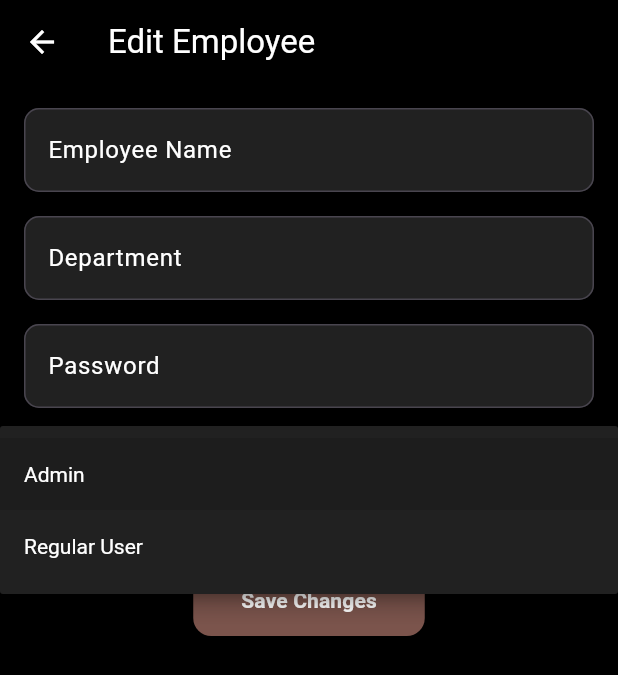
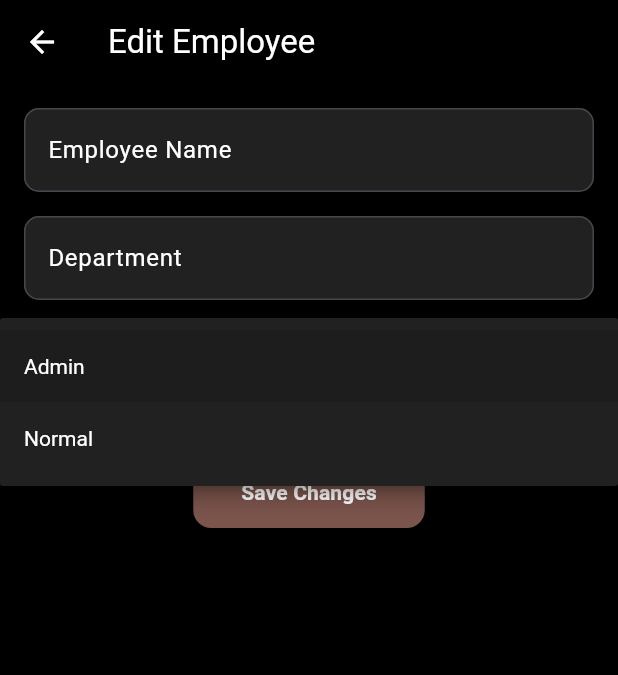
Before and after one commit to SLB-Capstone-Project/SLB_Capstone, a Flutter app: the EditEmployeePage screen opened directly with empty values, after a tap on "User Type", on a phone screen of 412 x 824 dp. Shown: the top 675 px of the screen. Run offline on Flutter 3.47's test engine with Material 3 defaults, Android fonts, the phone set to English and light mode, and no system bars; our stand-ins replace barcode_widget, open_file, pdf, printing, qr_flutter; missing offline and left inert: barcode_scan2, excel, file_selector.

Commit message:
Update edit_employee.dart

```diff
--- a/SLB_Frontend/lib/admin/edit_employee.dart
+++ b/SLB_Frontend/lib/admin/edit_employee.dart
@@ -27,7 +27,6 @@ class _EditEmployeePageState extends State<EditEmployeePage> {
   late TextEditingController idController;
   late TextEditingController nameController;
   late TextEditingController departmentController;
-  late TextEditingController passwordController;
   late String selectedType;
 
   Future<void> _edit() async {
@@ -35,52 +34,48 @@ class _EditEmployeePageState extends State<EditEmployeePage> {
       print("No token found");
       return;
     }
-    if (nameController.text.isEmpty ||
-        departmentController.text.isEmpty ||
-        passwordController.text.isEmpty) {
+    if (nameController.text.isEmpty || departmentController.text.isEmpty) {
       ScaffoldMessenger.of(context).showSnackBar(
-        const SnackBar(
-          content: Text("All fields are required, including password"),
-          backgroundColor: Colors.red,
-        ),
+        SnackBar(content: Text("All fields are required"), backgroundColor: Colors.red),
       );
       return;
     }
 
     final String apiUrl = "http://4.227.176.4:8081/api/employee/";
 
-    final body = {
-      "employee_id": int.tryParse(idController.text) ?? 0,
-      "employee_name": nameController.text,
-      "password": passwordController.text,
-      "department": departmentController.text,
-      "user_type": selectedType,
-    };
-
     try {
       final response = await http.put(
         Uri.parse(apiUrl),
         headers: {
-          'Authorization': globals.token,
+          'Authorization': globals.token, // Include JWT in header
           'Content-Type': 'application/json',
         },
-        body: jsonEncode(body),
+        body: jsonEncode({
+          "employee_id": idController.text,
+          "employee_name": nameController.text,
+          "department": departmentController.text,
+          "user_type": selectedType,
+        }),
       );
-
+      print(response.statusCode);
       final responseBody = json.decode(response.body);
       if (response.statusCode == 200 && responseBody["code"] == 200) {
-        ScaffoldMessenger.of(
-          context,
-        ).showSnackBar(const SnackBar(content: Text("Edit Success!")));
+        ScaffoldMessenger.of(context).showSnackBar(
+          SnackBar(content: Text("Edit Success!")),
+        );
+
         Navigator.pop(context);
       } else {
-        throw Exception('Failed to edit employee: ${response.statusCode}');
+        print(responseBody);
+        throw Exception('Failed to edit employees: ${response.statusCode}');
       }
+
     } catch (e) {
       ScaffoldMessenger.of(context).showSnackBar(
         SnackBar(content: Text("Error: $e"), backgroundColor: Colors.red),
       );
     }
+
   }
 
   @override
@@ -89,7 +84,6 @@ class _EditEmployeePageState extends State<EditEmployeePage> {
     idController = TextEditingController(text: widget.id);
     nameController = TextEditingController(text: widget.name);
     departmentController = TextEditingController(text: widget.department);
-    passwordController = TextEditingController();
     selectedType = widget.type;
   }
 
@@ -98,7 +92,6 @@ class _EditEmployeePageState extends State<EditEmployeePage> {
     idController.dispose();
     nameController.dispose();
     departmentController.dispose();
-    passwordController.dispose();
     super.dispose();
   }
 
@@ -107,10 +100,7 @@ class _EditEmployeePageState extends State<EditEmployeePage> {
     return Scaffold(
       backgroundColor: Colors.black,
       appBar: AppBar(
-        title: const Text(
-          'Edit Employee',
-          style: TextStyle(color: Colors.white),
-        ),
+        title: const Text('Edit Employee', style: TextStyle(color: Colors.white)),
         backgroundColor: Colors.black,
         leading: IconButton(
           icon: const Icon(Icons.arrow_back, color: Colors.white),
@@ -123,21 +113,9 @@ class _EditEmployeePageState extends State<EditEmployeePage> {
           key: _formKey,
           child: Column(
             children: [
-              buildTextField(
-                controller: nameController,
-                label: 'Employee Name',
-              ),
+              buildTextField(controller: nameController, label: 'Employee Name'),
               const SizedBox(height: 16),
-              buildTextField(
-                controller: departmentController,
-                label: 'Department',
-              ),
-              const SizedBox(height: 16),
-              buildTextField(
-                controller: passwordController,
-                label: 'Password',
-                obscure: true,
-              ),
+              buildTextField(controller: departmentController, label: 'Department'),
               const SizedBox(height: 16),
               DropdownButtonFormField<String>(
                 value: selectedType,
@@ -147,15 +125,12 @@ class _EditEmployeePageState extends State<EditEmployeePage> {
                   labelStyle: const TextStyle(color: Colors.white),
                   filled: true,
                   fillColor: Colors.grey[900],
-                  border: OutlineInputBorder(
-                    borderRadius: BorderRadius.circular(10),
-                  ),
+                  border: OutlineInputBorder(borderRadius: BorderRadius.circular(10)),
                 ),
                 style: const TextStyle(color: Colors.white),
-                items:
-                    ['Admin', 'Regular User'].map((type) {
-                      return DropdownMenuItem(value: type, child: Text(type));
-                    }).toList(),
+                items: ['Admin', 'Normal'].map((type) {
+                  return DropdownMenuItem(value: type, child: Text(type));
+                }).toList(),
                 onChanged: (value) {
                   if (value != null) setState(() => selectedType = value);
                 },
@@ -165,22 +140,11 @@ class _EditEmployeePageState extends State<EditEmployeePage> {
                 onPressed: _edit,
                 style: ElevatedButton.styleFrom(
                   backgroundColor: const Color(0xFF7B544C),
-                  padding: const EdgeInsets.symmetric(
-                    horizontal: 32,
-                    vertical: 14,
-                  ),
-                  shape: RoundedRectangleBorder(
-                    borderRadius: BorderRadius.circular(12),
-                  ),
+                  padding: const EdgeInsets.symmetric(horizontal: 32, vertical: 14),
+                  shape: RoundedRectangleBorder(borderRadius: BorderRadius.circular(12)),
                 ),
-                child: const Text(
-                  'Save Changes',
-                  style: TextStyle(
-                    color: Colors.white,
-                    fontWeight: FontWeight.bold,
-                  ),
-                ),
-              ),
+                child: const Text('Save Changes', style: TextStyle(color: Colors.white, fontWeight: FontWeight.bold)),
+              )
             ],
           ),
         ),
@@ -188,21 +152,11 @@ class _EditEmployeePageState extends State<EditEmployeePage> {
     );
   }
 
-  Widget buildTextField({
-    required TextEditingController controller,
-    required String label,
-    bool obscure = false,
-  }) {
+  Widget buildTextField({required TextEditingController controller, required String label}) {
     return TextFormField(
       controller: controller,
-      obscureText: obscure,
       style: const TextStyle(color: Colors.white),
-      validator: (value) {
-        if (value == null || value.isEmpty) {
-          return 'Please enter $label';
-        }
-        return null;
-      },
+      validator: (value) => value == null || value.isEmpty ? 'Please enter $label' : null,
       decoration: InputDecoration(
         labelText: label,
         labelStyle: const TextStyle(color: Colors.white),
```
